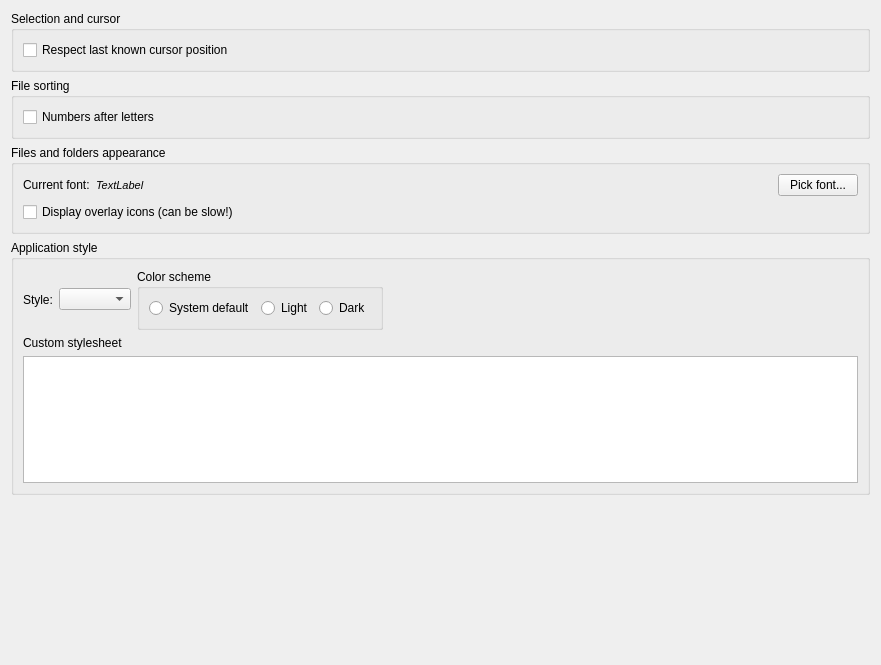
Before: the Qt Designer form qt-app/src/settings/csettingspageinterface.ui in VioletGiraffe/file-commander, drawn with Qt 5.
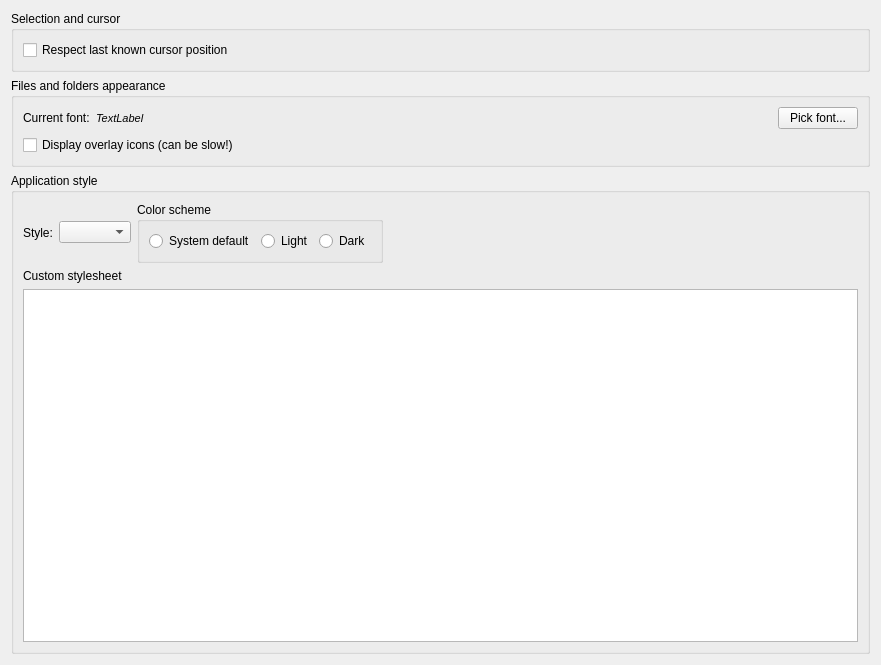
After: the same form once the commit is applied.

Commit message: Setting that does nothing removed

```diff
--- a/qt-app/src/settings/csettingspageinterface.ui
+++ b/qt-app/src/settings/csettingspageinterface.ui
@@ -33,22 +33,6 @@
      </layout>
     </widget>
    </item>
-   <item>
-    <widget class="QGroupBox" name="groupBoxSorting">
-     <property name="title">
-      <string>File sorting</string>
-     </property>
-     <layout class="QVBoxLayout" name="verticalLayout">
-      <item>
-       <widget class="QCheckBox" name="_cbSortingNumbersAfterLetters">
-        <property name="text">
-         <string>Numbers after letters</string>
-        </property>
-       </widget>
-      </item>
-     </layout>
-    </widget>
-   </item>
    <item>
     <widget class="QGroupBox" name="groupBoxItemsApperance">
      <property name="title">
@@ -104,7 +88,7 @@
      <property name="title">
       <string>Application style</string>
      </property>
-     <layout class="QVBoxLayout" name="verticalLayout_6">
+     <layout class="QVBoxLayout" name="verticalLayout_6" stretch="0,1">
       <item>
        <layout class="QHBoxLayout" name="horizontalLayout_4">
         <item>
@@ -183,19 +167,6 @@
      </layout>
     </widget>
    </item>
-   <item>
-    <spacer name="verticalSpacer">
-     <property name="orientation">
-      <enum>Qt::Orientation::Vertical</enum>
-     </property>
-     <property name="sizeHint" stdset="0">
-      <size>
-       <width>20</width>
-       <height>223</height>
-      </size>
-     </property>
-    </spacer>
-   </item>
   </layout>
  </widget>
  <resources/>
```
The commit also changes 2 other files.
